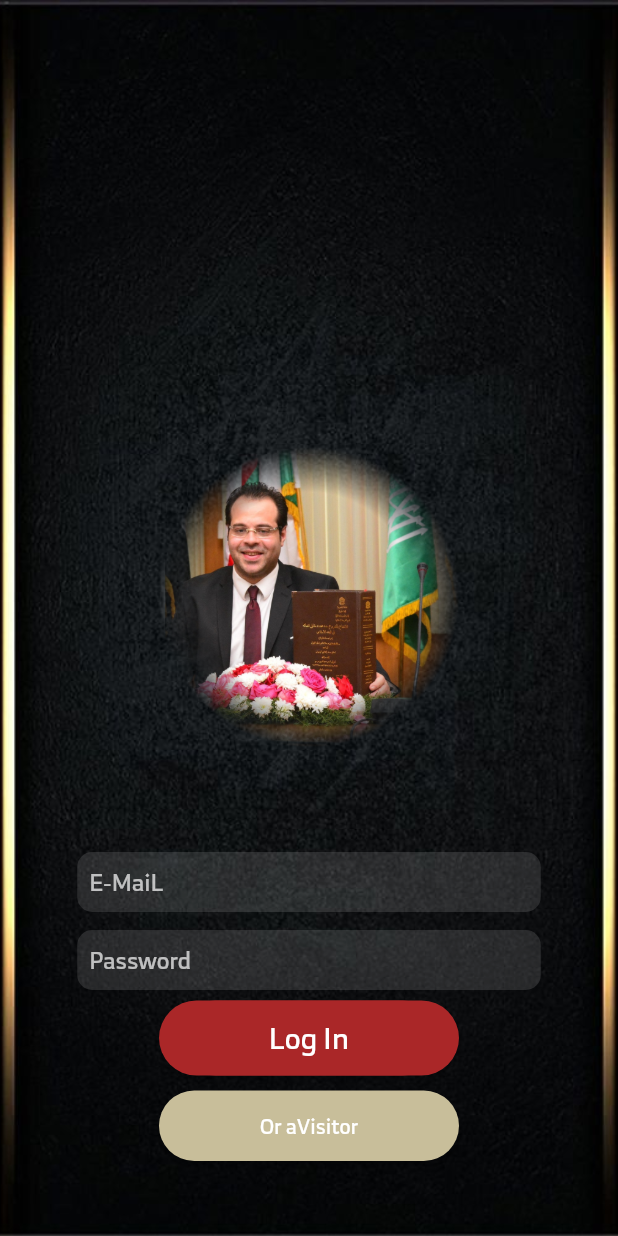
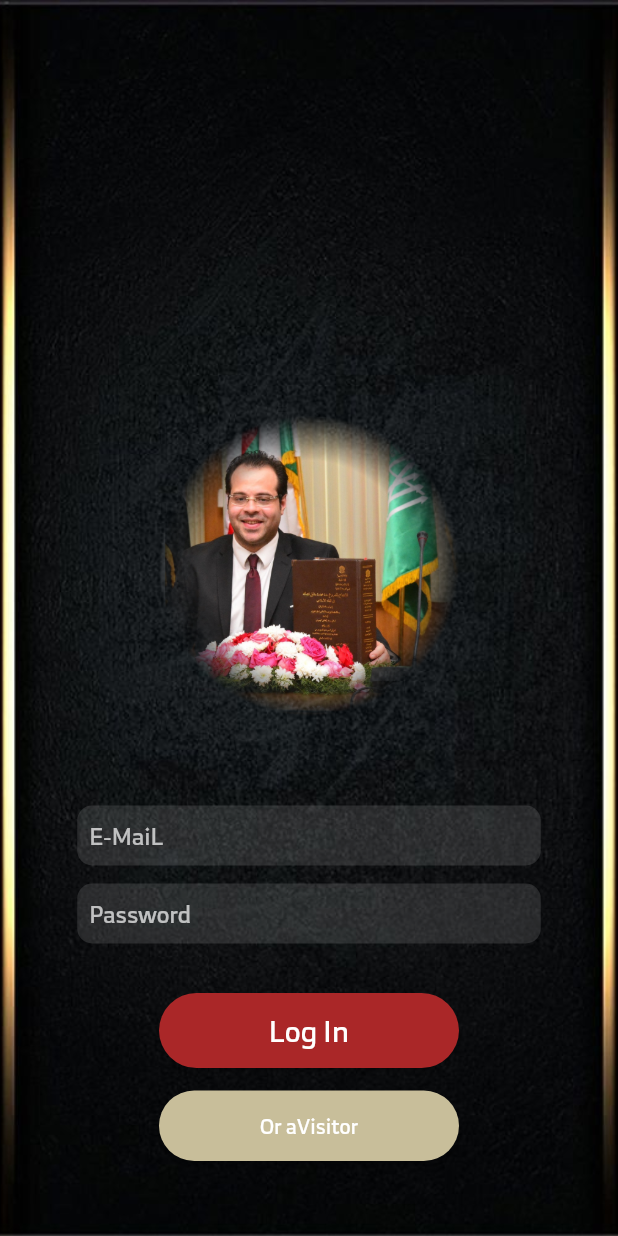
Before and after one commit to ahmed-mohsin/dreslam, a Flutter app: the screen it shows after launch, on a phone screen of 412 x 824 dp. Run offline on Flutter 3.47's test engine with Material 2 defaults, Android fonts, the phone set to English and light mode, and no system bars; drawn by our look-alikes of rounded_loading_button; our stand-ins replace cloud_firestore, device_info, firebase_auth, firebase_remote_config, flushbar, flutter_spinkit and 7 more; missing offline and left inert: advance_pdf_viewer, flutube, status_alert; accounts and stored records are empty.

```diff
--- a/lib/LoginScreen.dart
+++ b/lib/LoginScreen.dart
@@ -136,7 +136,7 @@ class _LoginScreenState extends State<LoginScreen> {
                       mainAxisAlignment: MainAxisAlignment.end,
                       children: <Widget>[
                         Padding(
-                          padding: const EdgeInsets.all(60.0),
+                          padding: const EdgeInsets.all(50.0),
                           child: Container(
                             height: 200,
                             width: 200,
@@ -211,7 +211,7 @@ class _LoginScreenState extends State<LoginScreen> {
                           height: 3,
                         ),
                         Padding(
-                          padding: const EdgeInsets.only(top: 4),
+                          padding: const EdgeInsets.only(top: 30),
                           child: RoundedLoadingButton(
                             width: 200,
                             color: redColor,
@@ -502,7 +502,7 @@ class _LoginScreenState extends State<LoginScreen> {
                           ),
                         ),
                         Padding(
-                          padding: const EdgeInsets.only(bottom: 10),
+                          padding: const EdgeInsets.only(bottom: 15),
                           child: Platform.isAndroid==true?Container():Text(
                             ", Register as A New User",
                             style: TextStyle(
```
